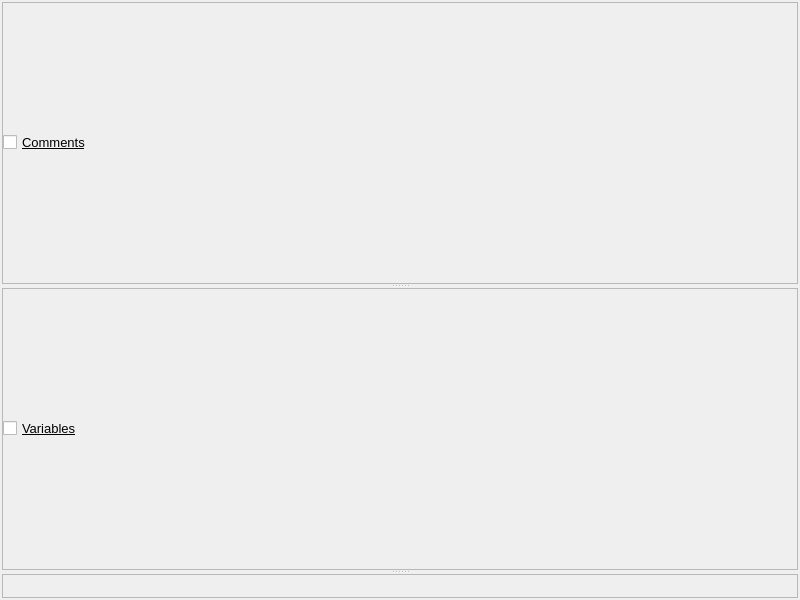
snaress/studio, file appli/grapher/ui/grapher.ui: the form before one commit.
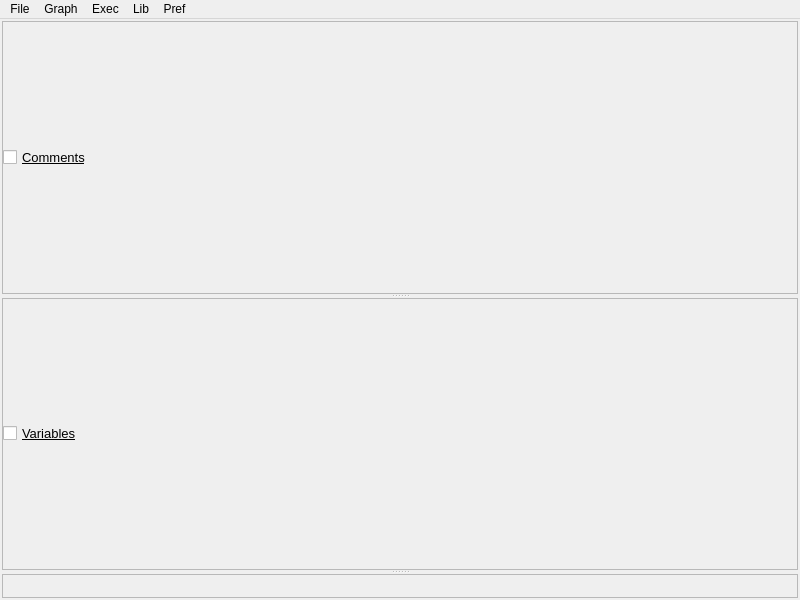
The form after the commit.

```diff
--- a/appli/grapher/ui/grapher.ui
+++ b/appli/grapher/ui/grapher.ui
@@ -110,6 +110,52 @@
      <height>21</height>
     </rect>
    </property>
+   <widget class="QMenu" name="mFile">
+    <property name="title">
+     <string>File</string>
+    </property>
+    <addaction name="miLoad"/>
+    <addaction name="separator"/>
+    <addaction name="miSave"/>
+    <addaction name="miSaveAs"/>
+   </widget>
+   <widget class="QMenu" name="mGraph">
+    <property name="title">
+     <string>Graph</string>
+    </property>
+    <addaction name="miNewNode"/>
+    <addaction name="miRenameNode"/>
+    <addaction name="miDeleteNode"/>
+    <addaction name="separator"/>
+    <addaction name="miCopyNodes"/>
+    <addaction name="miCopyBranch"/>
+    <addaction name="miCutNodes"/>
+    <addaction name="miCutBranch"/>
+    <addaction name="miPasteNodes"/>
+    <addaction name="separator"/>
+    <addaction name="miMoveUp"/>
+    <addaction name="miMoveDown"/>
+   </widget>
+   <widget class="QMenu" name="mLib">
+    <property name="title">
+     <string>Lib</string>
+    </property>
+   </widget>
+   <widget class="QMenu" name="mPref">
+    <property name="title">
+     <string>Pref</string>
+    </property>
+   </widget>
+   <widget class="QMenu" name="mExec">
+    <property name="title">
+     <string>Exec</string>
+    </property>
+   </widget>
+   <addaction name="mFile"/>
+   <addaction name="mGraph"/>
+   <addaction name="mExec"/>
+   <addaction name="mLib"/>
+   <addaction name="mPref"/>
   </widget>
  </widget>
  <resources/>
```
Left out of the diff: 65 changed lines with no effect on the pictures.
